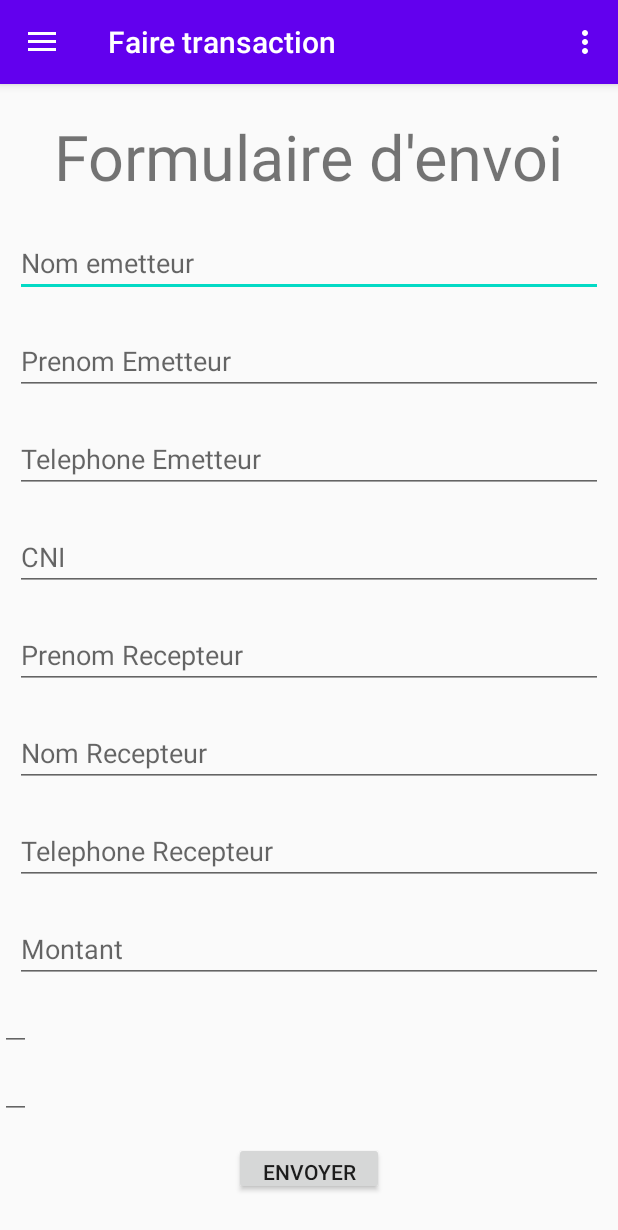
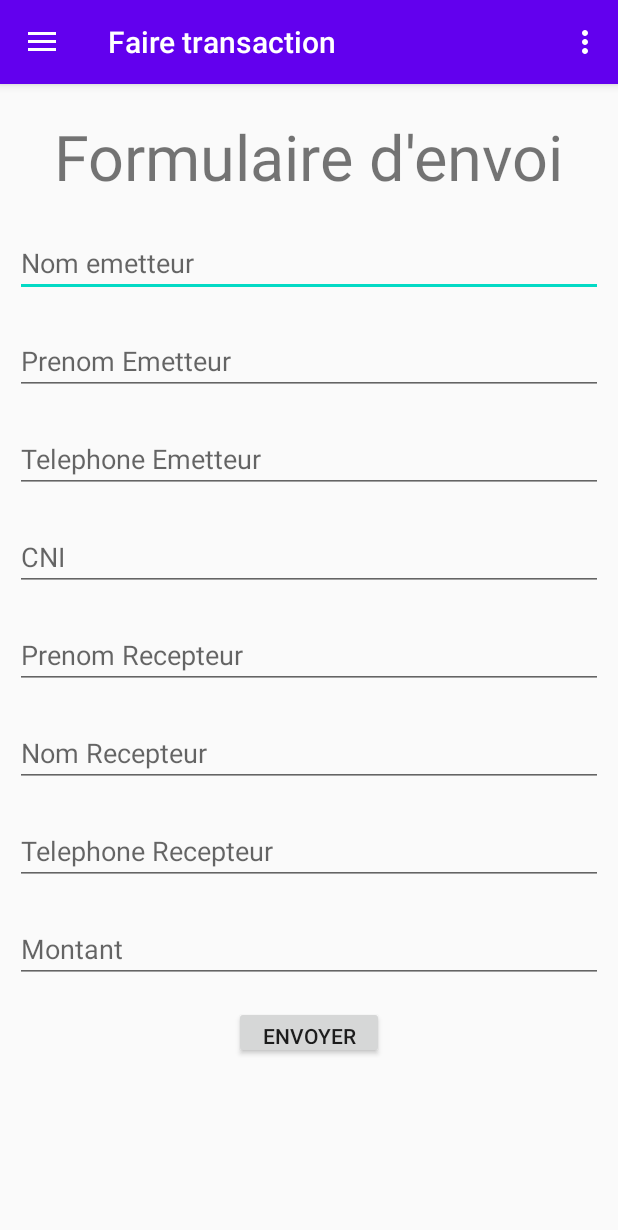
Before and after one commit to aissata0315/Android_TransfArgent, an Android app: the screen it shows after launch (MainActivity), in the side drawer, after a tap on "Faire transaction", on a phone screen of 412 x 824 dp. Shown: the top 1230 px of the screen. Run offline under Robolectric (Android 15) with nearby library versions, the phone set to English and light mode, and no system bars; our stand-ins replace navigation-ui.

```diff
--- a/app/src/main/java/sn/simplon/transfargent_android/ui/ajouter/TransactionTask.java
+++ b/app/src/main/java/sn/simplon/transfargent_android/ui/ajouter/TransactionTask.java
@@ -10,6 +10,7 @@ import org.json.JSONException;
 import org.json.JSONObject;
 
 import java.io.IOException;
+import java.util.Date;
 
 import okhttp3.FormBody;
 import okhttp3.OkHttpClient;
@@ -27,10 +28,13 @@ public class TransactionTask extends AsyncTask<String,Void,JSONArray> {
     @Override
     protected JSONArray doInBackground(String[] param) {
 
-      // Log.e("Params",params[0]+ " "+ params[1]);
+       Log.e("Params",param[1]+ ""+ param[2]);
         OkHttpClient client = new OkHttpClient();
         RequestBody requestBody = new FormBody.Builder()
                 .add("montant",param[0])
+                .add("emetteur",  param[1])
+                .add("recepteur",param[2])
+                .add("date", new Date().toString())
                 .build();
         Request request = new Request.Builder()
                 .url(Url)
--- a/app/src/main/res/layout/fragment_ajouter.xml
+++ b/app/src/main/res/layout/fragment_ajouter.xml
@@ -112,20 +112,22 @@
             android:layout_height="wrap_content"
             android:layout_gravity="center"
             android:id="@+id/montant"
-            android:inputType="text"
+            android:inputType="number"
             android:hint="Montant"
             />
         <EditText
             android:layout_width="wrap_content"
             android:layout_height="wrap_content"
-            android:inputType="text"
+            android:inputType="number"
             android:id="@+id/idemetteur"
+            android:visibility="gone"
             />
         <EditText
             android:layout_width="wrap_content"
             android:layout_height="wrap_content"
-            android:inputType="text"
+            android:inputType="number"
             android:id="@+id/idrecepteur"
+            android:visibility="gone"
             />
       <!--  <DatePicker
             android:layout_width="250dp"
```
Also changed, not shown: app/src/main/java/sn/simplon/transfargent_android/ui/ajouter/EmetteurTask.java (+14 -1 lines), app/src/main/java/sn/simplon/transfargent_android/ui/ajouter/RecepteurTask.java (+12 -10 lines).
